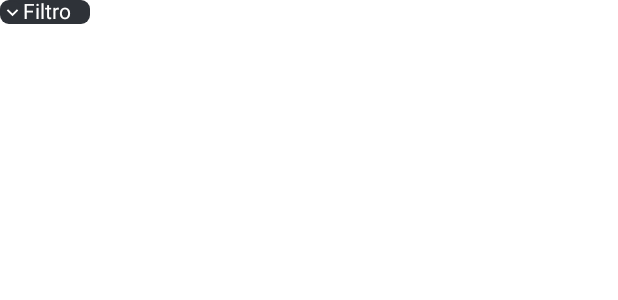
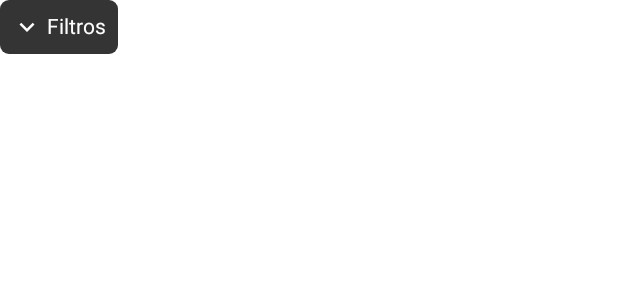
Before and after one commit to ensinho/devMobile-gym, an Android app built with Jetpack Compose: the @Preview function BoxSetaPreview, on a phone screen of 412 x 824 dp. Shown: the top 300 px of the screen. Run offline under Robolectric (Android 15) with nearby library versions, the phone set to English and light mode, and no system bars.

Commit message:
Style: Altera a cor de fundo do BoxSeta e os espacamentos do CardCalendario

```diff
--- a/app/src/main/java/com/example/devmobile_gym/ui/theme/components/BoxSeta.kt
+++ b/app/src/main/java/com/example/devmobile_gym/ui/theme/components/BoxSeta.kt
@@ -2,10 +2,13 @@
 
 import androidx.compose.foundation.Image
 import androidx.compose.foundation.background
+import androidx.compose.foundation.layout.Arrangement
 import androidx.compose.foundation.layout.Box
 import androidx.compose.foundation.layout.Column
 import androidx.compose.foundation.layout.PaddingValues
 import androidx.compose.foundation.layout.Row
+import androidx.compose.foundation.layout.Spacer
+import androidx.compose.foundation.layout.fillMaxWidth
 import androidx.compose.foundation.layout.height
 import androidx.compose.foundation.layout.padding
 import androidx.compose.foundation.layout.size
@@ -13,14 +16,21 @@ import androidx.compose.foundation.layout.width
 import androidx.compose.foundation.shape.RoundedCornerShape
 import androidx.compose.material.icons.Icons
 import androidx.compose.material.icons.filled.KeyboardArrowDown
+import androidx.compose.material.icons.filled.KeyboardArrowUp
 import androidx.compose.material3.Button
 import androidx.compose.material3.ButtonDefaults
 import androidx.compose.material3.Card
 import androidx.compose.material3.CardDefaults
 import androidx.compose.material3.ElevatedButton
 import androidx.compose.material3.Icon
+import androidx.compose.material3.IconButton
 import androidx.compose.material3.Text
 import androidx.compose.runtime.Composable
+import androidx.compose.runtime.getValue
+import androidx.compose.runtime.mutableStateOf
+import androidx.compose.runtime.remember
+import androidx.compose.runtime.setValue
+import androidx.compose.ui.Alignment
 import androidx.compose.ui.Modifier
 import androidx.compose.ui.draw.clip
 import androidx.compose.ui.graphics.Color
@@ -32,36 +42,31 @@ import com.example.devmobile_gym.R
 
 @Composable
 fun BoxSeta() {
+    var expanded by remember { mutableStateOf(false) }
     Card(
         shape = RoundedCornerShape(6.dp),
-        colors = CardDefaults.cardColors(containerColor = Color(0xFF2E3238)),
+        colors = CardDefaults.cardColors(containerColor = Color(0xFF343434)),
         modifier = Modifier
-            .width(60.dp)
     ) {
         Row(
-
+            verticalAlignment = Alignment.CenterVertically,
+            horizontalArrangement = Arrangement.SpaceEvenly,
+            modifier = Modifier.padding(vertical = 8.dp, horizontal = 8.dp)
         ) {
 
-            Button(
-                onClick = {
-
-                },
-                modifier = Modifier
-                    .size(15.dp),
-                colors = ButtonDefaults.buttonColors(
-                    containerColor = Color(0xFF2E3238),
-                    contentColor = Color.White
-                ),
-                contentPadding = PaddingValues(0.dp),
-
+            IconButton(
+                onClick = {expanded = !expanded},
+                modifier = Modifier.size(20.dp)
             ) {
-
                 Icon(
-                    imageVector = Icons.Filled.KeyboardArrowDown,
-                    contentDescription = "Seta"
+                    imageVector = if (expanded) Icons.Filled.KeyboardArrowUp else Icons.Filled.KeyboardArrowDown,
+                    contentDescription = if (expanded) "Recolher" else "Expandir",
+                    tint = Color.White,
+                    modifier = Modifier.size(20.dp)
                 )
             }
-                Text(text = "Filtro", color = Color.White)
+                Spacer(modifier = Modifier.width(3.dp))
+                Text(text = "Filtros", color = Color.White)
             }
         }
     }
--- a/app/src/main/java/com/example/devmobile_gym/ui/theme/components/CardCalendario.kt
+++ b/app/src/main/java/com/example/devmobile_gym/ui/theme/components/CardCalendario.kt
@@ -12,6 +12,7 @@ import androidx.compose.foundation.layout.Row
 import androidx.compose.foundation.layout.Spacer
 import androidx.compose.foundation.layout.aspectRatio
 import androidx.compose.foundation.layout.fillMaxWidth
+import androidx.compose.foundation.layout.height
 import androidx.compose.foundation.layout.padding
 import androidx.compose.foundation.layout.size
 import androidx.compose.foundation.layout.width
@@ -47,16 +48,19 @@ fun CardCalendario() {
         colors = CardDefaults.cardColors(containerColor = Color(0xFF2E3238)),
     ) {
         Column(
-            horizontalAlignment = Alignment.CenterHorizontally
+            horizontalAlignment = Alignment.CenterHorizontally,
+            verticalArrangement = Arrangement.Center,
+            modifier = Modifier.padding(10.dp)
         ) {
             Box(contentAlignment = Alignment.Center) {
                 Text(text = "Janeiro", fontSize = 22.sp, color = Color.White)
-
             }
+            Spacer(modifier = Modifier.height(5.dp))
             Box(
             ){
-                Divider(color = Color(0xFF5D98DD), thickness = 0.3.dp, modifier =  Modifier.width(242.dp))
+                Divider(color = Color(0xFF5D98DD), thickness = 0.8.dp, modifier =  Modifier.width(242.dp))
             }
+            Spacer(modifier = Modifier.height(5.dp))
 
             diasdaSemana(semana)
             bolinhas()
```
